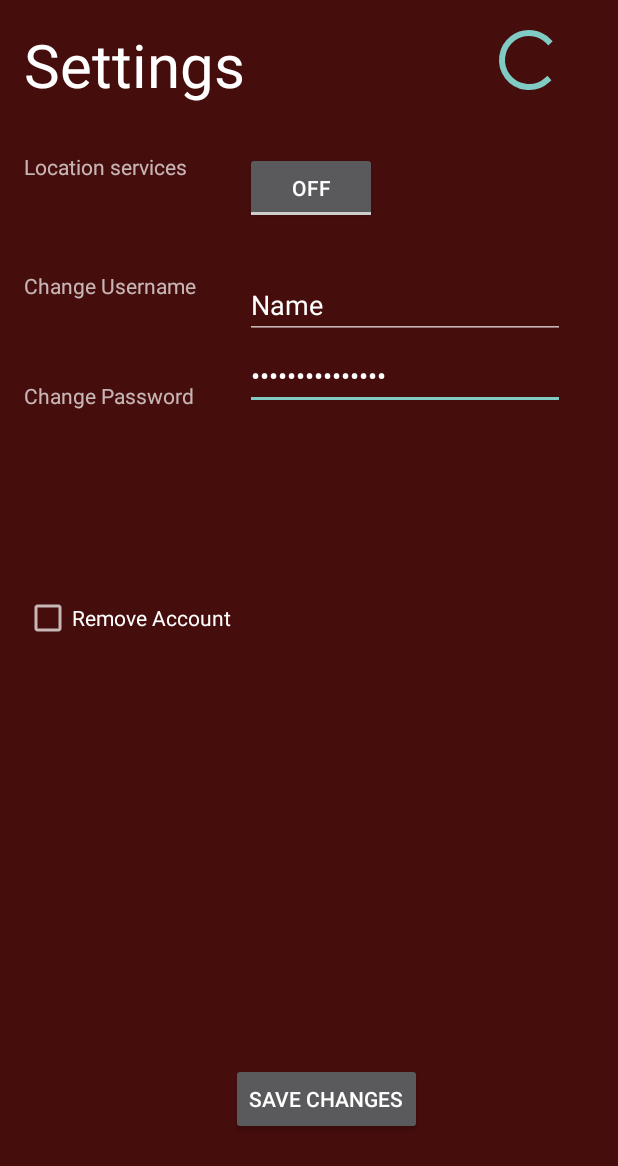
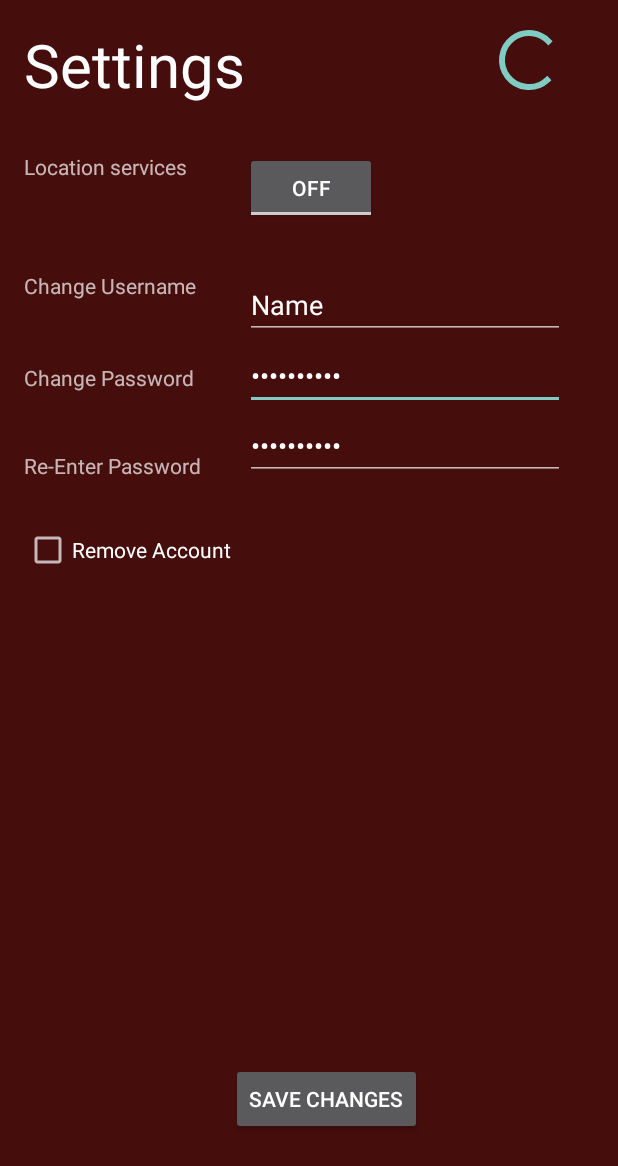
Before and after one commit to jqj8595/uMenu, an Android app: the Setting_activity screen opened directly, with no data from a screen before it, on a phone screen of 412 x 824 dp. Shown: the top 1166 px of the screen. Run offline under Robolectric (Android 15) with nearby library versions, the phone set to English and light mode, and no system bars.

Commit message:
settings page updated

```diff
--- a/app/src/main/res/layout/activity_setting_activity.xml
+++ b/app/src/main/res/layout/activity_setting_activity.xml
@@ -20,22 +20,13 @@
         android:layout_alignParentLeft="true"
         android:layout_alignParentStart="true" />
 
-    <TextView
-        android:layout_width="wrap_content"
-        android:layout_height="wrap_content"
-        android:text="@string/mod_pass"
-        android:id="@+id/textView2"
-        android:layout_alignBottom="@+id/editText"
-        android:layout_alignParentLeft="true"
-        android:layout_alignParentStart="true" />
-
     <EditText
         android:layout_width="wrap_content"
         android:layout_height="wrap_content"
         android:inputType="textPassword"
         android:ems="10"
         android:id="@+id/editText"
-        android:text="@string/mod_username"
+        android:text="@string/inputPassword"
         android:layout_below="@+id/textView3"
         android:layout_toRightOf="@+id/textView"
         android:layout_toEndOf="@+id/textView"
@@ -93,14 +84,6 @@
         android:layout_marginBottom="51dp"
         android:id="@+id/button2" />
 
-    <CheckBox
-        android:text="Remove Account"
-        android:layout_width="wrap_content"
-        android:layout_height="wrap_content"
-        android:id="@+id/checkBox"
-        android:layout_centerVertical="true"
-        android:layout_alignParentStart="true" />
-
     <ProgressBar
         style="?android:attr/progressBarStyle"
         android:layout_width="wrap_content"
@@ -109,5 +92,41 @@
         android:layout_alignEnd="@+id/editText2"
         android:id="@+id/progressBar2" />
 
+    <CheckBox
+        android:text="Remove Account"
+        android:layout_width="wrap_content"
+        android:layout_height="wrap_content"
+        android:id="@+id/checkBox"
+        android:layout_below="@+id/textView2"
+        android:layout_alignParentStart="true"
+        android:layout_marginTop="89dp" />
+
+    <TextView
+        android:layout_width="wrap_content"
+        android:layout_height="wrap_content"
+        android:text="@string/mod_pass"
+        android:id="@+id/textView2"
+        android:layout_alignBaseline="@+id/editText"
+        android:layout_alignBottom="@+id/editText"
+        android:layout_alignParentStart="true" />
+
+    <TextView
+        android:text="Re-Enter Password"
+        android:layout_width="wrap_content"
+        android:layout_height="wrap_content"
+        android:id="@+id/textView7"
+        android:layout_below="@+id/editText"
+        android:layout_marginTop="27dp" />
+
+    <EditText
+        android:layout_width="wrap_content"
+        android:layout_height="wrap_content"
+        android:inputType="textPassword"
+        android:text = "@string/inputPassword"
+        android:ems="10"
+        android:layout_alignBottom="@+id/textView7"
+        android:layout_alignEnd="@+id/editText"
+        android:id="@+id/editText5" />
+
 
 </RelativeLayout>
```
